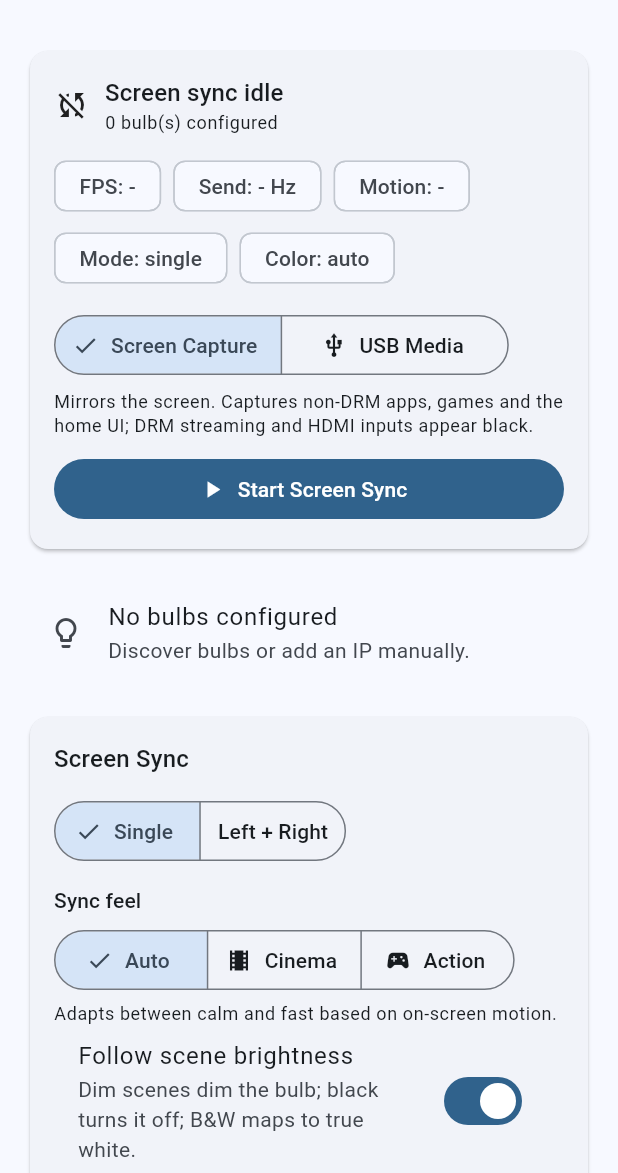
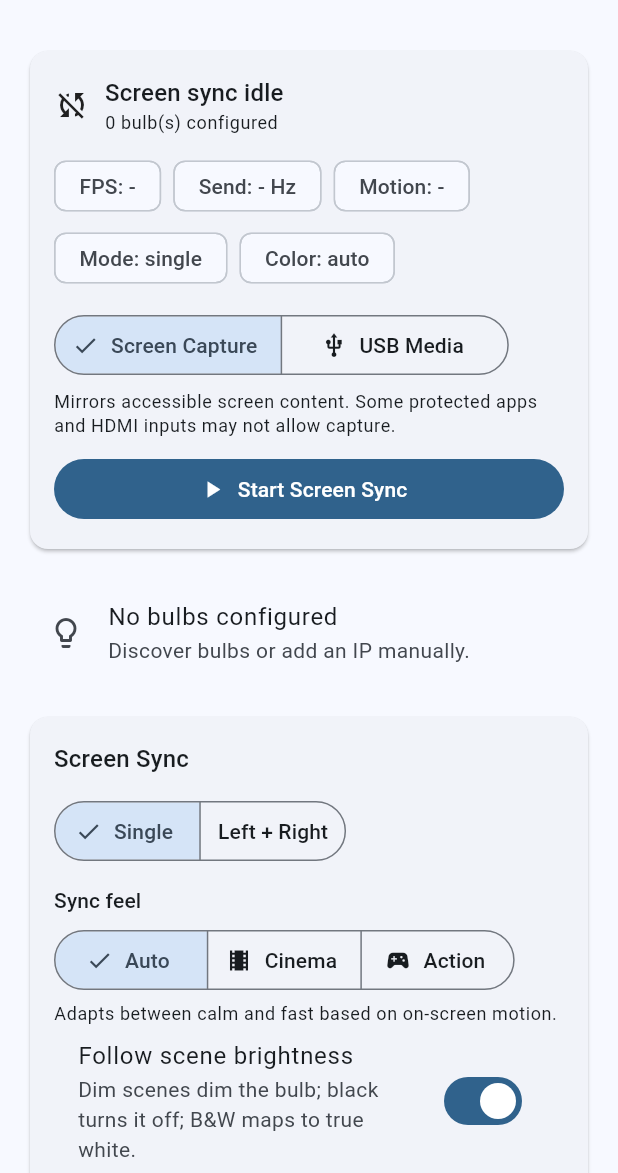
Before and after one commit to Namans12/wiz2, a Flutter app: the screen it shows after launch, on a phone screen of 412 x 824 dp, the part 63-1236 px from its top. Run offline on Flutter 3.47's test engine with Material 3 defaults, Android fonts, the phone set to English and light mode, and no system bars; our stand-ins replace shared_preferences.

Commit message:
Fix narrow phone layout and clarify capture status

```diff
--- a/wizlight-android/lib/screens/home_screen.dart
+++ b/wizlight-android/lib/screens/home_screen.dart
@@ -369,9 +369,9 @@ class _HomeScreenState extends State<HomeScreen> {
                     SizedBox(width: 10),
                     Expanded(
                       child: Text(
-                        'Capture is black: this content (Netflix/DRM apps, '
-                        'HDMI inputs) cannot be screen-captured by Android. '
-                        'For local files, use USB Media mode instead.',
+                        'Capture looks black. The scene may be dark, or this '
+                        'app or input may not allow screen capture. For local '
+                        'files, you can try USB Media mode.',
                         style: TextStyle(fontSize: 12),
                       ),
                     ),
@@ -403,7 +403,7 @@ class _HomeScreenState extends State<HomeScreen> {
             Text(
               _syncBackend == 'usb'
                   ? 'Plays a video from USB in-app and drives bulbs from decoded frames. Works with non-DRM local files; no Netflix/HDMI.'
-                  : 'Mirrors the screen. Captures non-DRM apps, games and the home UI; DRM streaming and HDMI inputs appear black.',
+                  : 'Mirrors accessible screen content. Some protected apps and HDMI inputs may not allow capture.',
               style: Theme.of(context).textTheme.bodySmall,
             ),
             const SizedBox(height: 10),
@@ -582,6 +582,7 @@ class _HomeScreenState extends State<HomeScreen> {
             const SizedBox(height: 12),
             DropdownButtonFormField<String>(
               initialValue: _settings.sourceColorSpace,
+              isExpanded: true,
               decoration: const InputDecoration(labelText: 'Color Source'),
               items: const <DropdownMenuItem<String>>[
                 DropdownMenuItem(
```
Also changed, not shown: 1 other file.
